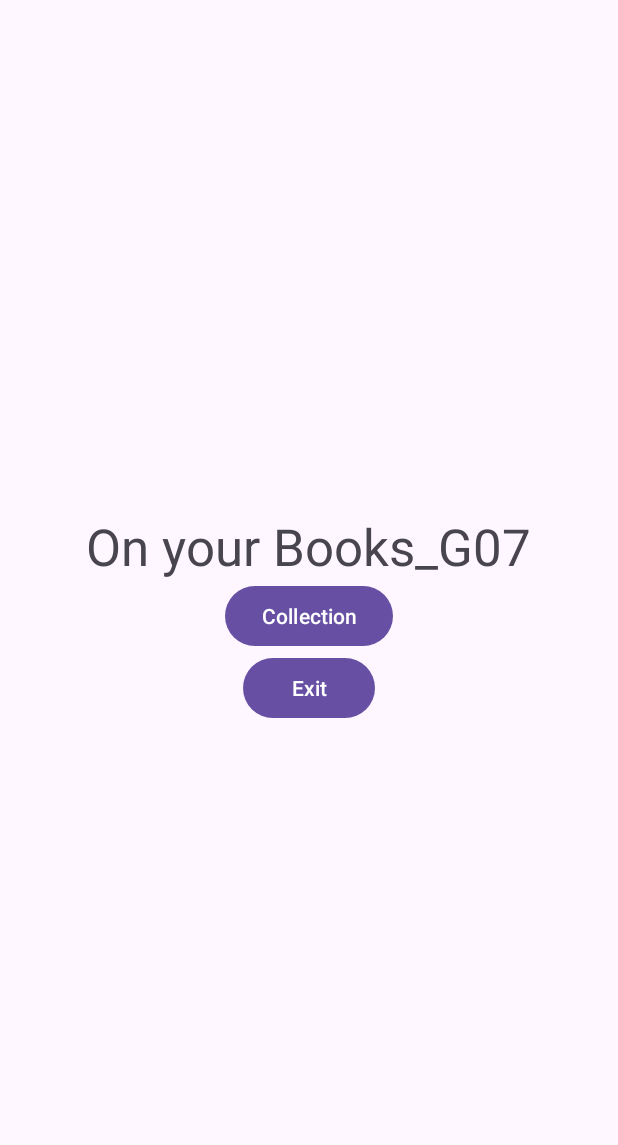
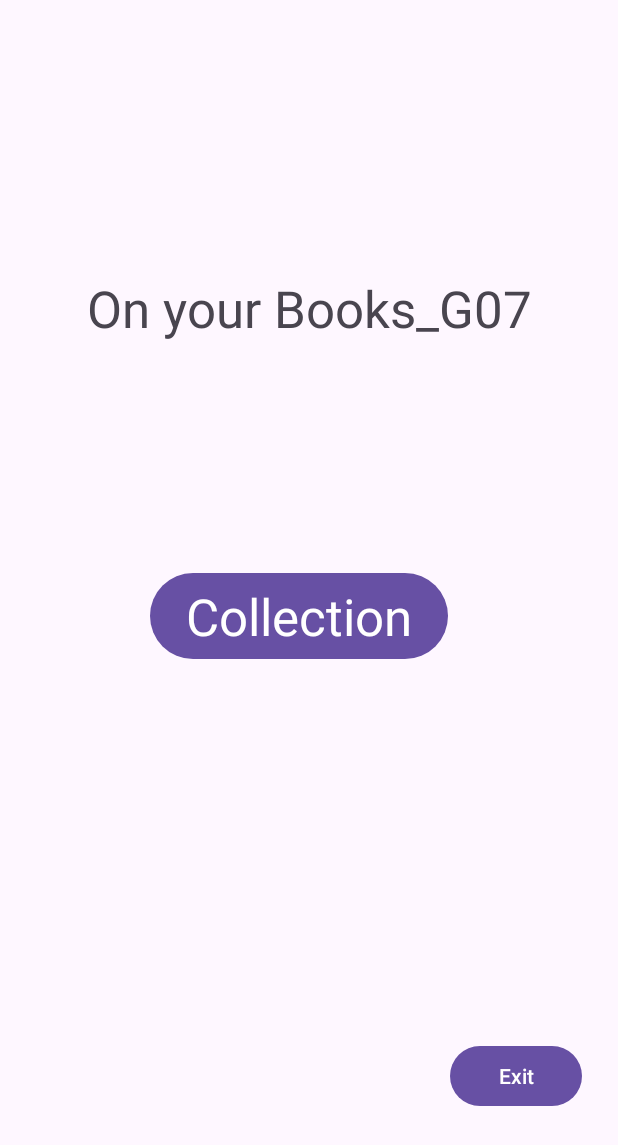
Before and after one commit to 2001bisthebest/On-your-Books_G07, an Android app: the screen it shows after launch (MainActivity), on a phone screen of 412 x 824 dp. Shown: the top 1145 px of the screen. Run offline under Robolectric (Android 15) with nearby library versions, the phone set to English and light mode, and no system bars.

Commit message:
update UI

```diff
--- a/app/src/main/java/com/example/onyourbooks_g07/MainActivity.java
+++ b/app/src/main/java/com/example/onyourbooks_g07/MainActivity.java
@@ -12,7 +12,7 @@ public class MainActivity extends AppCompatActivity {
     protected void onCreate(Bundle savedInstanceState) {
         super.onCreate(savedInstanceState);
         setContentView(R.layout.activity_main);
-        Button col_btn = findViewById(R.id.button);
+        Button col_btn = findViewById(R.id.button_collection);
         col_btn.setOnClickListener(new View.OnClickListener() {
             @Override
             public void onClick(View view) {
--- a/app/src/main/res/layout/activity_main.xml
+++ b/app/src/main/res/layout/activity_main.xml
@@ -8,22 +8,44 @@
     android:orientation="vertical"
     tools:context=".MainActivity">
 
+    <LinearLayout
+        android:layout_width="match_parent"
+        android:layout_height="wrap_content"
+        android:orientation="vertical">
+
         <TextView
-        android:id="@+id/textView"
-        android:layout_width="wrap_content"
-        android:layout_height="wrap_content"
+            android:id="@+id/Appname"
+            android:layout_width="match_parent"
+            android:layout_height="match_parent"
+            android:layout_marginTop="100dp"
+            android:gravity="center"
             android:text="@string/app_name"
             android:textAppearance="@style/TextAppearance.AppCompat.Display1" />
 
+    </LinearLayout>
+
+    <LinearLayout
+        android:layout_width="match_parent"
+        android:layout_height="wrap_content"
+        android:orientation="vertical">
+
         <Button
-        android:id="@+id/button"
+            android:id="@+id/button_collection"
+            style="@style/Widget.Material3.Button"
             android:layout_width="wrap_content"
             android:layout_height="wrap_content"
-        android:text="@string/collection" />
+            android:layout_marginLeft="100dp"
+            android:layout_marginTop="150dp"
+            android:layout_marginBottom="200dp"
+            android:text="@string/collection"
+            android:textAppearance="@style/TextAppearance.AppCompat.Display1" />
 
         <Button
-        android:id="@+id/button2"
+            android:id="@+id/button_exit"
             android:layout_width="wrap_content"
             android:layout_height="wrap_content"
+            android:layout_marginLeft="300dp"
+            android:layout_marginTop="50dp"
             android:text="@string/exit" />
     </LinearLayout>
+</LinearLayout>
--- a/app/src/main/res/values/strings.xml
+++ b/app/src/main/res/values/strings.xml
@@ -4,4 +4,7 @@
     <string name="exit">Exit</string>
     <string name="new_col">New Collection</string>
     <string name="name_col">Collection name</string>
+    <string name="button_general">General</string>
+    <string name="button_novel">Novel</string>
+
 </resources>
```
Also changed, not shown: app/src/main/res/layout/list_collection.xml (+17 -9 lines). Lines whose indentation alone changed are shown as unchanged.
